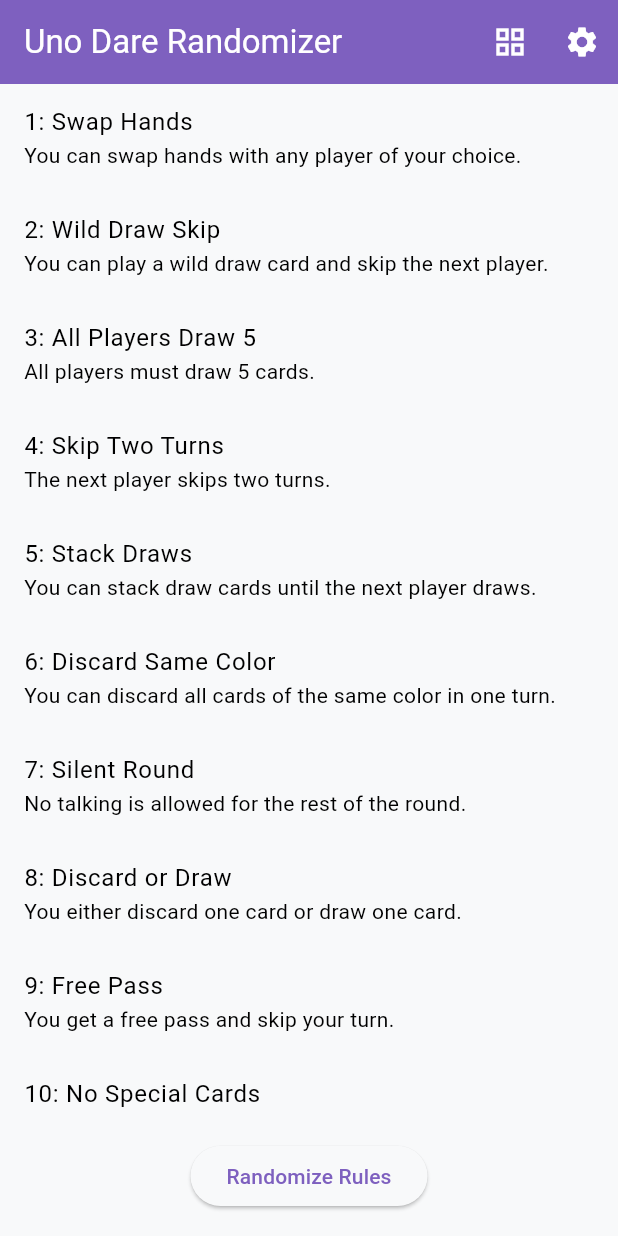
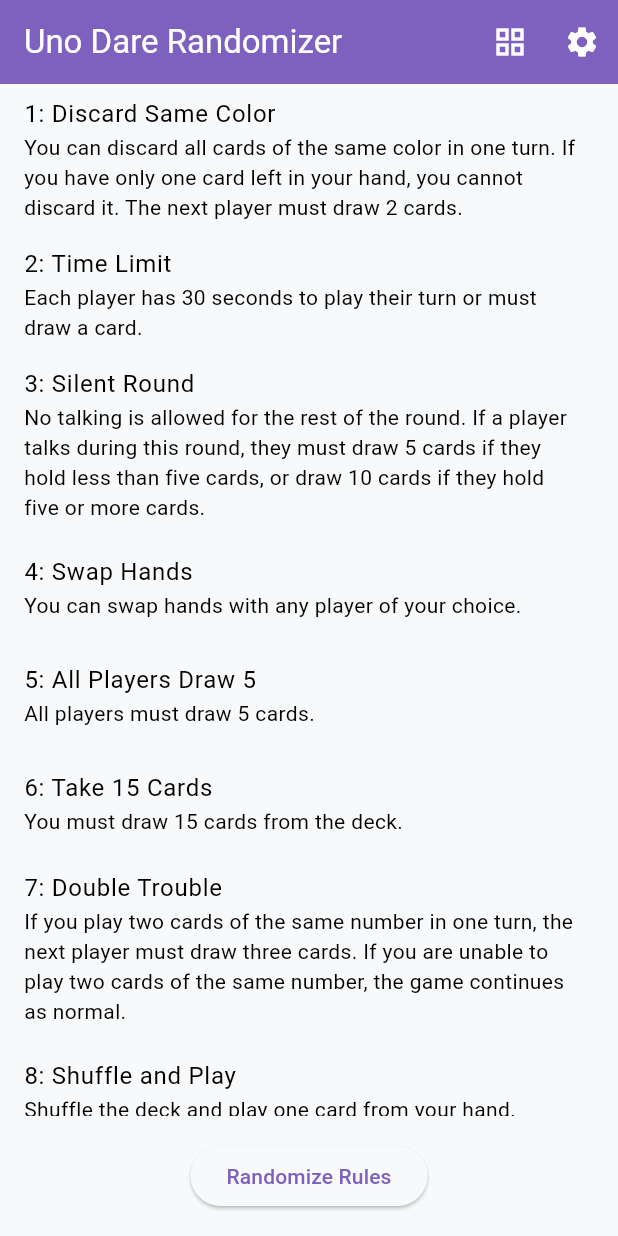
Before and after one commit to kabirdeula/WildDareRandomizer, a Flutter app: the screen it shows after launch, after a tap on "Randomize Rules", on a phone screen of 412 x 824 dp. Run offline on Flutter 3.47's test engine with Material 3 defaults, Android fonts, the light colour scheme and no system bars; our stand-ins replace freezed_annotation, hive_flutter; accounts and stored records are empty.

Commit message:
feat: ✨Implement Rule model and use Rules from assets

```diff
--- /dev/null
+++ b/assets/rules.json
@@ -0,0 +1,62 @@
+[
+  {
+    "title": "Skip Two Turns",
+    "description": "The next player skips two turns."
+  },
+  {
+    "title": "Discard Same Color",
+    "description": "You can discard all cards of the same color in one turn. If you have only one card left in your hand, you cannot discard it. The next player must draw 2 cards."
+  },
+  {
+    "title": "Take 15 Cards",
+    "description": "You must draw 15 cards from the deck."
+  },
+  {
+    "title": "All Players Draw 5",
+    "description": "All players must draw 5 cards."
+  },
+  {
+    "title": "Discard Same Number",
+    "description": "You can discard all cards with the same number at once. If you have only one card left in your hand, you cannot discard it. The next player must draw 2 cards."
+  },
+  {
+    "title": "Swap Hands",
+    "description": "You can swap hands with any player of your choice."
+  },
+  {
+    "title": "Silent Round",
+    "description": "No talking is allowed for the rest of the round. If a player talks during this round, they must draw 5 cards if they hold less than five cards, or draw 10 cards if they hold five or more cards."
+  },
+  {
+    "title": "Shuffle and Play",
+    "description": "Shuffle the deck and play one card from your hand."
+  },
+  {
+    "title": "Trade Hands",
+    "description": "Trade hands with the player next to you."
+  },
+  {
+    "title": "No Special Cards",
+    "description": "Special cards cannot be played for two rounds"
+  },
+  {
+    "title": "Ultimate Uno",
+    "description": "All players must play with open cards for one round."
+  },
+  {
+    "title": "Mystery Card",
+    "description": "Reveal a card from the deck; players must follow its action."
+  },
+  {
+    "title": "Limitless Play",
+    "description": "During your turn, you can play as many cards as you want, provided they match the color or number of the top card in the discard pile."
+  },
+  {
+    "title": "Time Limit",
+    "description": "Each player has 30 seconds to play their turn or must draw a card."
+  },
+  {
+    "title": "Double Trouble",
+    "description": "If you play two cards of the same number in one turn, the next player must draw three cards. If you are unable to play two cards of the same number, the game continues as normal."
+  }
+]
--- a/lib/data/models/rule_model.dart
+++ b/lib/data/models/rule_model.dart
@@ -0,0 +1,16 @@
+import 'package:freezed_annotation/freezed_annotation.dart';
+import 'package:flutter/foundation.dart';
+
+part 'rule_model.freezed.dart';
+part 'rule_model.g.dart';
+
+@freezed
+class RuleModel with _$RuleModel {
+  const factory RuleModel({
+    required String title,
+    required String description,
+  }) = _RuleModel;
+
+  factory RuleModel.fromJson(Map<String, dynamic> json) =>
+      _$RuleModelFromJson(json);
+}
--- a/lib/screens/custom_rule_screen.dart
+++ b/lib/screens/custom_rule_screen.dart
@@ -80,7 +80,7 @@
                     if (rule is Map &&
                         rule.containsKey('title') &&
                         rule.containsKey('description')) {
-                      print('Rules in box: ${box.toMap()}');
+
                       // Ensure the rule is a Map
                       return ListTile(
                         title: Text(rule['title'] ??
--- a/lib/screens/home_screen.dart
+++ b/lib/screens/home_screen.dart
@@ -1,6 +1,10 @@
+import 'dart:convert';
+
 import 'package:flutter/material.dart';
+import 'package:flutter/services.dart';
 import 'package:hive_flutter/hive_flutter.dart';
 import 'package:wild_dare_randomizer/app/app.dart';
+import 'package:wild_dare_randomizer/data/models/model.dart';
 
 import 'screen.dart';
 
@@ -12,29 +16,7 @@
 }
 
 class _HomeScreenState extends State<HomeScreen> {
-  Map<String, String> predefinedRules = {
-    'Skip Two Turns': 'The next player skips two turns.',
-    'Discard Same Color':
-        'You can discard all cards of the same color in one turn.',
-    'Take 15 Cards': 'You must draw 15 cards from the deck.',
-    'Reverse Skip':
-        'The turn order is reversed, and the next player is skipped.',
-    'Stack Draws': 'You can stack draw cards until the next player draws.',
-    'All Players Draw 5': 'All players must draw 5 cards.',
-    'Discard Same Number':
-        'You can discard all cards with the same number at once.',
-    'Swap Hands': 'You can swap hands with any player of your choice.',
-    'Free Pass': 'You get a free pass and skip your turn.',
-    'Wild Draw Skip': 'You can play a wild draw card and skip the next player.',
-    'Discard or Draw': 'You either discard one card or draw one card.',
-    'Silent Round': 'No talking is allowed for the rest of the round.',
-    'Shuffle but Escape': 'Shuffle the deck but skip your turn.',
-    'Trade Hands': 'Trade hands with the player next to you.',
-    'No Special Cards': 'Special cards cannot be played until the next round.',
-    'Ultimate Uno': 'All players must play with open cards for one round.'
-  };
-
-  List<MapEntry<String, String>> randomizedRules = [];
+  List<RuleModel> randomizedRules = [];
   bool isGridView = false;
 
   @override
@@ -44,40 +26,50 @@
   }
 
   void loadInitialRules() async {
+    List<RuleModel> predefinedRules = await loadRulesFromJson();
+
     var box = Hive.box(Config.kHiveBox);
-    List<MapEntry<String, String>> customRules = [];
+    List<RuleModel> customRules = [];
 
     for (var rule in box.values) {
       if (rule is Map &&
           rule.containsKey('title') &&
           rule.containsKey('description')) {
-        customRules.add(MapEntry(rule['title'], rule['description']));
+        customRules.add(
+          RuleModel(title: rule['title'], description: rule['description']),
+        );
       }
     }
 
     setState(() {
-      randomizedRules = [...predefinedRules.entries, ...customRules];
+      randomizedRules = [...predefinedRules, ...customRules];
       randomizedRules.shuffle();
       randomizedRules = randomizedRules.take(16).toList();
     });
   }
 
+  Future<List<RuleModel>> loadRulesFromJson() async {
+    final String response = await rootBundle.loadString('assets/rules.json');
+    final List<dynamic> data = json.decode(response);
+
+    return data.map((json) => RuleModel.fromJson(json)).toList();
+  }
+
   void randomizeRules() async {
     var box = Hive.box(Config.kHiveBox);
-    List<MapEntry<String, String>> customRules = [];
+    List<RuleModel> customRules = [];
 
     for (var rule in box.values) {
       if (rule is Map &&
           rule.containsKey('title') &&
           rule.containsKey('description')) {
-        customRules.add(MapEntry(rule['title'], rule['description']));
+        customRules.add(
+          RuleModel(title: rule['title'], description: rule['description']),
+        );
       }
     }
 
-    List<MapEntry<String, String>> allRules = [
-      ...predefinedRules.entries,
-      ...customRules
-    ];
+    List<RuleModel> allRules = [...await loadRulesFromJson(), ...customRules];
     allRules.shuffle();
 
     setState(() {
@@ -134,8 +126,8 @@
       itemCount: randomizedRules.length,
       itemBuilder: (context, index) {
         return ListTile(
-          title: Text('${index + 1}: ${randomizedRules[index].key}'),
-          subtitle: Text(randomizedRules[index].value),
+          title: Text('${index + 1}: ${randomizedRules[index].title}'),
+          subtitle: Text(randomizedRules[index].description),
         );
       },
     );
@@ -145,7 +137,7 @@
     return GridView.builder(
       gridDelegate: const SliverGridDelegateWithFixedCrossAxisCount(
         crossAxisCount: 2,
-        childAspectRatio: 1.5,
+        childAspectRatio: 1,
         crossAxisSpacing: 10,
         mainAxisSpacing: 10,
       ),
@@ -158,13 +150,13 @@
               mainAxisAlignment: MainAxisAlignment.center,
               children: [
                 Text(
-                  '${index + 1}: ${randomizedRules[index].key}',
+                  '${index + 1}: ${randomizedRules[index].title}',
                   style: const TextStyle(fontWeight: FontWeight.bold),
                   textAlign: TextAlign.center,
                 ),
                 const SizedBox(height: 8),
                 Text(
-                  randomizedRules[index].value,
+                  randomizedRules[index].description,
                   textAlign: TextAlign.center,
                 ),
               ],
--- a/pubspec.yaml
+++ b/pubspec.yaml
@@ -66,7 +66,8 @@
   uses-material-design: true
 
   # To add assets to your application, add an assets section, like this:
-  # assets:
+  assets:
+    - assets/rules.json
   #   - images/a_dot_burr.jpeg
   #   - images/a_dot_ham.jpeg
 
```
Also changed, not shown: lib/data/models/rule_model.freezed.dart (added), lib/data/models/rule_model.g.dart (added).
